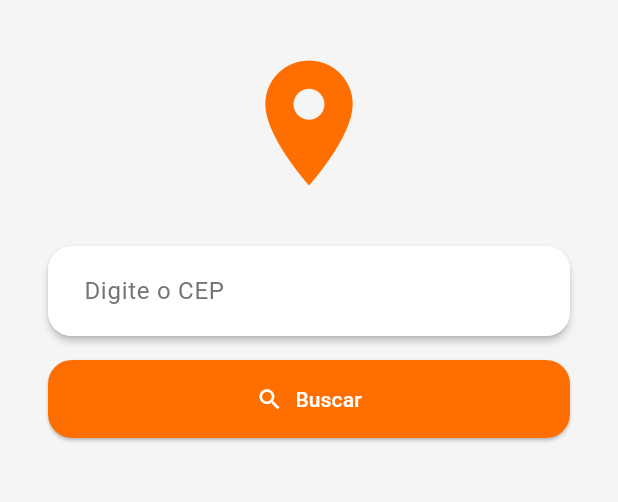
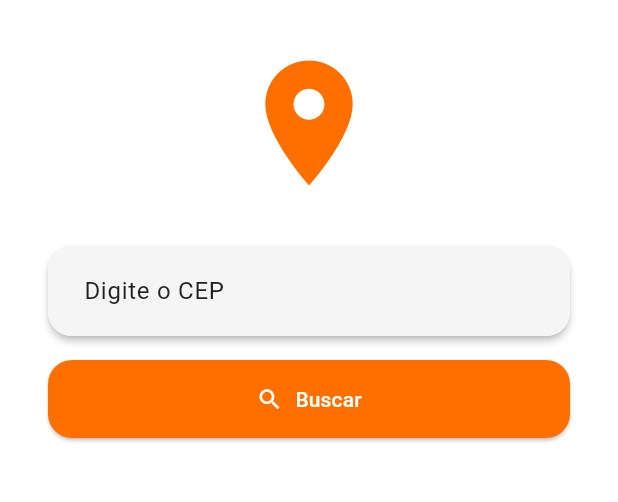
Before and after one commit to epitaciosoares/enderecai, a Flutter app: the screen it shows after launch, on a phone screen of 412 x 824 dp, the part 438-940 px from its top. Run offline on Flutter 3.47's test engine with Material 3 defaults, Android fonts, the phone set to English and light mode, and no system bars; our stand-ins replace dio, get_it, realm, result_dart; generated files the repository leaves out were written again.

Commit message:
Ajustes no tema e upgrade no projeto android.

```diff
--- a/lib/core/themes/app_themes.dart
+++ b/lib/core/themes/app_themes.dart
@@ -1,47 +1,67 @@
 import 'package:flutter/material.dart';
 
 class AppThemes {
+  // === Paleta fixa ===
+  static const Color orange = Color(0xFFFF6F00); // Cor principal
+  static const Color blue = Color(0xFF29B6F6); // Secundária
+  static const Color green = Color(0xFF00C853); // Sucesso
+  static const Color red = Color(0xFFE53935); // Erro
+
+  // Light
+  static const Color lightBackground = Color(0xFFFFFFFF);
+  static const Color lightSurface = Color(0xFFF5F5F5);
+  static const Color lightTextPrimary = Color(0xFF212121);
+  static const Color lightTextSecondary = Color(0xFF757575);
+
+  // Dark
+  static const Color darkBackground = Color(0xFF121212);
+  static const Color darkSurface = Color(0xFF1E1E1E);
+  static const Color darkTextPrimary = Color(0xFFFFFFFF);
+  static const Color darkTextSecondary = Color(0xFFB0BEC5);
+
   // === Light Theme ===
   static final ThemeData lightTheme = ThemeData(
+    useMaterial3: true,
     brightness: Brightness.light,
-    primaryColor: const Color(0xFFFF6F00), // Laranja principal
-    scaffoldBackgroundColor: const Color(0xFFFFFFFF), // Fundo branco
-    cardColor: const Color(0xFFF5F5F5), // Fundo secundário (cards)
+    primaryColor: orange,
+    scaffoldBackgroundColor: lightBackground,
+    cardColor: lightSurface,
     colorScheme: const ColorScheme.light(
-      primary: Color(0xFFFF6F00), // Laranja
-      secondary: Color(0xFF29B6F6),
-      surface: Color(0xFFF5F5F5),
+      primary: orange,
+      secondary: blue,
+      surface: lightBackground,
       onPrimary: Colors.white,
-      onSecondary: Colors.white, // Texto primário
-      onSurface: Color(0xFF757575), // Texto secundário
-      error: Color(0xFFE53935),
+      onSecondary: Colors.white,
+      onSurface: lightTextPrimary,
+      error: red,
       onError: Colors.white,
     ),
     textTheme: const TextTheme(
-      bodyLarge: TextStyle(color: Color(0xFF212121)), // Texto primário
-      bodyMedium: TextStyle(color: Color(0xFF757575)), // Texto secundário
+      bodyLarge: TextStyle(color: lightTextPrimary),
+      bodyMedium: TextStyle(color: lightTextSecondary),
     ),
   );
 
   // === Dark Theme ===
   static final ThemeData darkTheme = ThemeData(
+    useMaterial3: true,
     brightness: Brightness.dark,
-    primaryColor: const Color(0xFFFF6F00), // Laranja principal
-    scaffoldBackgroundColor: const Color(0xFF121212), // Fundo escuro
-    cardColor: const Color(0xFF1E1E1E), // Fundo secundário (cards)
+    primaryColor: orange,
+    scaffoldBackgroundColor: darkBackground,
+    cardColor: darkSurface,
     colorScheme: const ColorScheme.dark(
-      primary: Color(0xFFFF6F00), // Laranja
-      secondary: Color(0xFF29B6F6),
-      surface: Color(0xFF1E1E1E),
+      primary: orange,
+      secondary: blue,
+      surface: darkBackground,
       onPrimary: Colors.white,
-      onSecondary: Colors.white, // Texto primário
-      onSurface: Color(0xFFB0BEC5), // Texto secundário
-      error: Color(0xFFE53935),
+      onSecondary: Colors.white,
+      onSurface: darkTextPrimary,
+      error: red,
       onError: Colors.white,
     ),
     textTheme: const TextTheme(
-      bodyLarge: TextStyle(color: Color(0xFFFFFFFF)), // Texto primário
-      bodyMedium: TextStyle(color: Color(0xFFB0BEC5)), // Texto secundário
+      bodyLarge: TextStyle(color: darkTextPrimary),
+      bodyMedium: TextStyle(color: darkTextSecondary),
     ),
   );
 }
--- a/lib/presentation/pages/home.dart
+++ b/lib/presentation/pages/home.dart
@@ -53,7 +53,7 @@ class Home extends StatelessWidget {
                         decoration: InputDecoration(
                           hintText: 'Digite o CEP',
                           filled: true,
-                          fillColor: colorScheme.background,
+                          fillColor: theme.cardColor,
                           border: OutlineInputBorder(
                             borderRadius: BorderRadius.circular(16),
                             borderSide: BorderSide.none,
```
Also changed, not shown: 27 other files.
